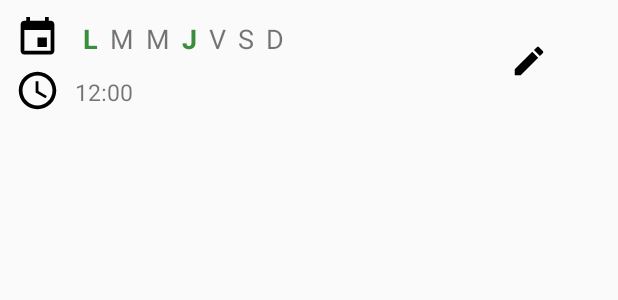
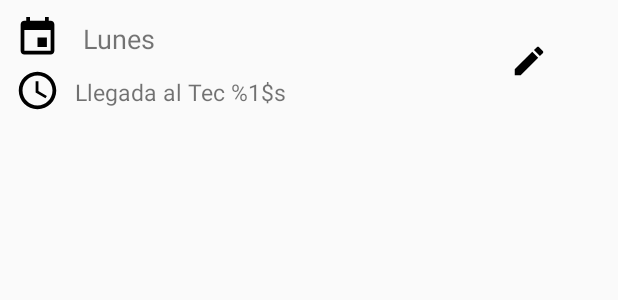
Before and after one commit to SilvaMtz/Carpooling, an Android app: the layout my_ride_item.xml on its own in the app's theme, with its tools: preview values and no code run, on a phone screen of 412 x 824 dp. Shown: the top 300 px of the screen. Run offline under Robolectric (Android 15) with nearby library versions, the phone set to English and light mode, and no system bars.

Commit message:
Update_my_ride_item. Close #17

```diff
--- a/CarpoolingTec/app/src/main/res/layout/my_ride_item.xml
+++ b/CarpoolingTec/app/src/main/res/layout/my_ride_item.xml
@@ -25,65 +25,8 @@
                 android:layout_height="wrap_content"
                 android:textSize="18sp"
                 android:text="@string/monday_initial"
-                android:textColor="@color/colorAccent"
-                android:textStyle="bold"
+
                 android:layout_marginStart="15dp"
-                android:layout_marginTop="3dp"/>
-
-            <TextView
-                android:id="@+id/text_tuesday"
-                android:layout_width="wrap_content"
-                android:layout_height="wrap_content"
-                android:textSize="18sp"
-                android:layout_marginStart="8dp"
-                android:text="@string/tuesday_initial"
-                android:layout_marginTop="3dp"/>
-
-            <TextView
-                android:id="@+id/text_wednesday"
-                android:layout_width="wrap_content"
-                android:layout_height="wrap_content"
-                android:textSize="18sp"
-                android:layout_marginStart="8dp"
-                android:text="@string/wednesday_initial"
-                android:layout_marginTop="3dp"/>
-
-            <TextView
-                android:id="@+id/text_thursday"
-                android:layout_width="wrap_content"
-                android:layout_height="wrap_content"
-                android:textSize="18sp"
-                android:layout_marginStart="8dp"
-                android:text="@string/thursday_initial"
-                android:textColor="@color/colorAccent"
-                android:textStyle="bold"
-                android:layout_marginTop="3dp"/>
-
-            <TextView
-                android:id="@+id/text_friday"
-                android:layout_width="wrap_content"
-                android:layout_height="wrap_content"
-                android:textSize="18sp"
-                android:layout_marginStart="8dp"
-                android:text="@string/friday_initial"
-                android:layout_marginTop="3dp"/>
-
-            <TextView
-                android:id="@+id/text_saturday"
-                android:layout_width="wrap_content"
-                android:layout_height="wrap_content"
-                android:textSize="18sp"
-                android:layout_marginStart="8dp"
-                android:text="@string/saturday_initial"
-                android:layout_marginTop="3dp"/>
-
-            <TextView
-                android:id="@+id/text_sunday"
-                android:layout_width="wrap_content"
-                android:layout_height="wrap_content"
-                android:textSize="18sp"
-                android:layout_marginStart="8dp"
-                android:text="@string/sunday_initial"
                 android:layout_marginTop="3dp"/>
         </LinearLayout>
         <LinearLayout
@@ -101,8 +44,9 @@
                 android:id="@+id/text_time"
                 android:layout_width="wrap_content"
                 android:layout_height="match_parent"
-                android:text="12:00"
+                android:text="@string/arrival_tec"
                 android:textSize="15sp"
+                android:textColor="@color/textSecondary"
                 android:layout_marginStart="10dp"
                 android:layout_marginTop="5dp"/>
         </LinearLayout>
--- a/CarpoolingTec/app/src/main/res/values/strings.xml
+++ b/CarpoolingTec/app/src/main/res/values/strings.xml
@@ -12,17 +12,17 @@
     <string name="post">New Post</string>
 
     <!-- Ride item layout -->
-    <string name="neighborhood">Neighborhood</string>
-    <string name="monday_initial">L</string>
-    <string name="tuesday_initial">M</string>
-    <string name="wednesday_initial">M</string>
-    <string name="thursday_initial">J</string>
-    <string name="friday_initial">V</string>
-    <string name="saturday_initial">S</string>
-    <string name="sunday_initial">D</string>
+    <string name="neighborhood">Colonia</string>
+    <string name="monday_initial">Lunes</string>
+    <string name="tuesday_initial">Martes</string>
+    <string name="wednesday_initial">Miercoles</string>
+    <string name="thursday_initial">Jueves</string>
+    <string name="friday_initial">Viernes</string>
+    <string name="saturday_initial">Sabado</string>
+    <string name="sunday_initial">Domingo</string>
     <string name="arrival">Arrival %1$s</string>
 
-    <string name="arrival_tec">Arrival at Tec %1$s</string>
+    <string name="arrival_tec">Llegada al Tec %1$s</string>
 
     <!-- TODO: Remove or change this placeholder text -->
     <string name="hello_blank_fragment" translatable="false">Hello blank fragment</string>
```
